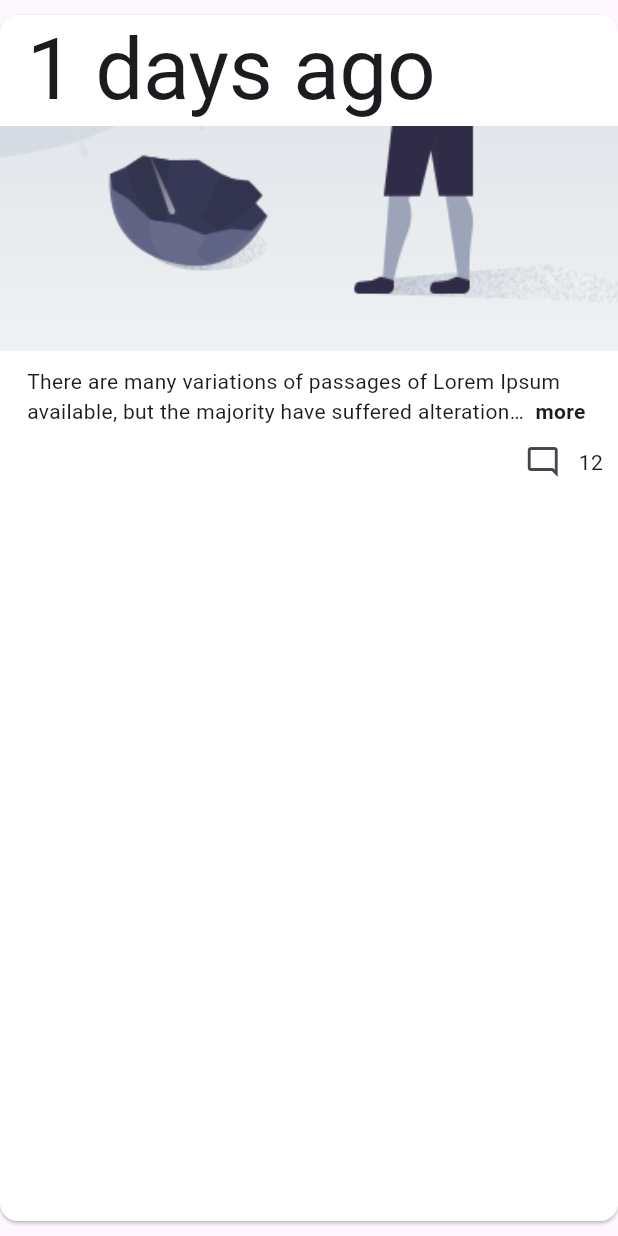
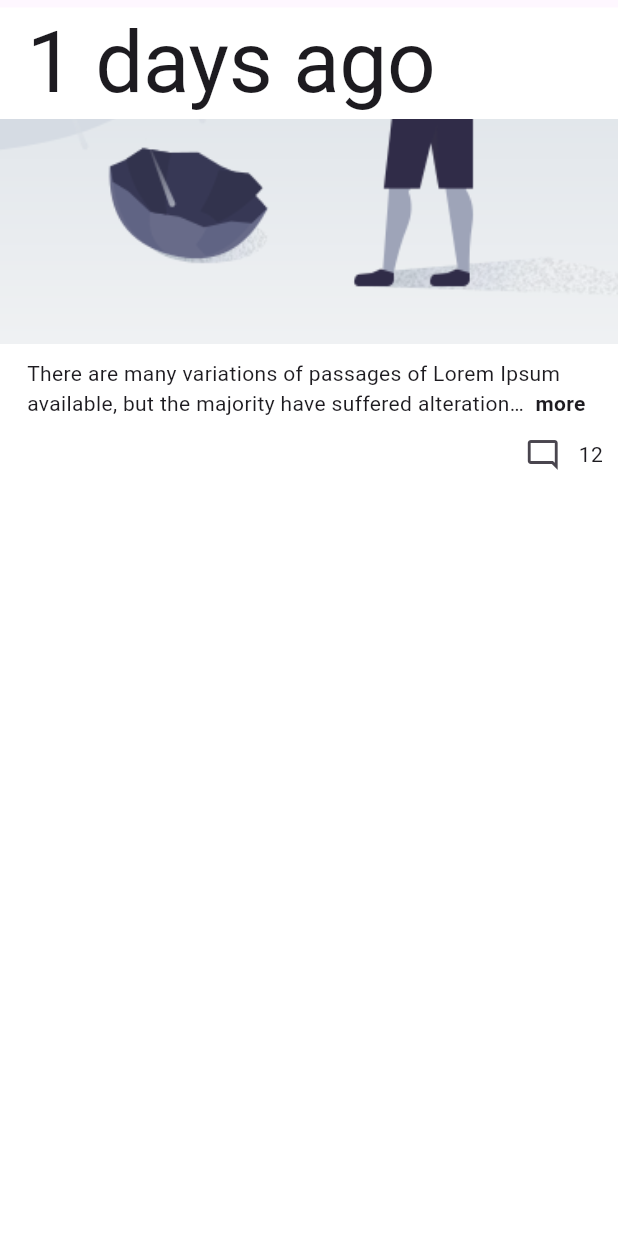
Before and after one commit to maniangdoz/exo_post, a Flutter app: the PostCard widget shown alone on an empty page, opened directly, on a phone screen of 412 x 824 dp. Run offline on Flutter 3.47's test engine with Material 2 defaults, Android fonts, the phone set to English and light mode, and no system bars; drawn by our look-alikes of readmore; our stand-ins replace bloc, equatable, flutter_animate, flutter_bloc, flutter_keyboard_visibility, get_it and 5 more; accounts and stored records are empty.

Commit message:
ajust skeleton and post card

```diff
--- a/lib/features/post/presentation/pages/post_screen.dart
+++ b/lib/features/post/presentation/pages/post_screen.dart
@@ -28,7 +28,7 @@ class _PostScreenState extends State<PostScreen> {
       body: Stack(
         children: <Widget>[
           ListView(
-            padding: const EdgeInsets.all(8),
+            padding: const EdgeInsets.all(0),
             children: [
               PostButton(onClick: () => _showModalBottomSheet(context)),
               const SizedBox(
--- a/lib/features/post/presentation/widgets/post_card.dart
+++ b/lib/features/post/presentation/widgets/post_card.dart
@@ -20,10 +20,14 @@ class _PostCardState extends State<PostCard> {
   @override
   Widget build(BuildContext context) {
     return Card(
+      elevation: 0,
+      shape: RoundedRectangleBorder(
+        borderRadius: BorderRadius.circular(0),
+      ),
       color: AppUtils.isDarkMode(context)
           ? Colors.black
           : AppColors.onPrimaryColor,
-      margin: const EdgeInsets.only(bottom: 10, top: 10),
+      margin: const EdgeInsets.only(top: 5),
       child: SizedBox(
         child: Column(
           crossAxisAlignment: CrossAxisAlignment.start,
--- a/lib/features/post/presentation/widgets/skeleton_post.dart
+++ b/lib/features/post/presentation/widgets/skeleton_post.dart
@@ -19,6 +19,10 @@ class _SkeletonPostState extends State<SkeletonPost> {
           (index) => Skeletonizer(
             enabled: true,
             child: Card(
+              elevation: 0,
+              shape: RoundedRectangleBorder(
+                borderRadius: BorderRadius.circular(0),
+              ),
               child: SizedBox(
                 child: Column(
                   crossAxisAlignment: CrossAxisAlignment.start,
--- a/lib/features/profil/presentation/pages/profil_screen.dart
+++ b/lib/features/profil/presentation/pages/profil_screen.dart
@@ -19,7 +19,7 @@ class _ProfilScreenState extends State<ProfilScreen> {
       body: Stack(
         children: <Widget>[
           ListView(
-            padding: const EdgeInsets.all(8),
+            padding: const EdgeInsets.all(0),
             children: [
               Align(
                 alignment: Alignment.topCenter,
```
Also changed, not shown: lib/features/post/presentation/widgets/post_button.dart (+6 -3 lines).
